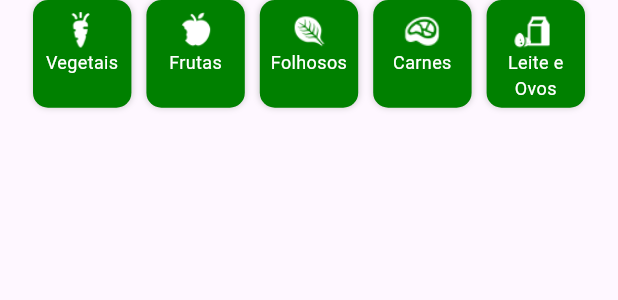
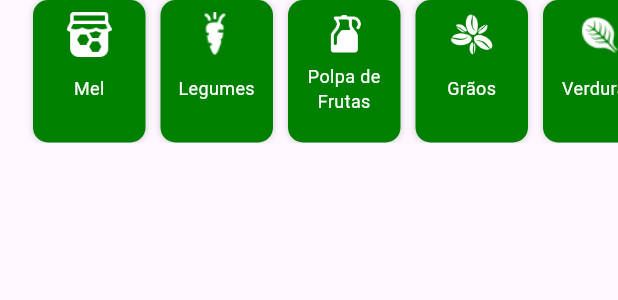
Before and after one commit to wellington067/assim-app-comercio-consumidor, a Flutter app: the CategoryMenuList widget shown alone on an empty page, opened directly, on a phone screen of 412 x 824 dp. Shown: the top 300 px of the screen. Run offline on Flutter 3.47's test engine with Material 3 defaults, Android fonts, the phone set to English and light mode, and no system bars; our stand-ins replace bot_toast, brasil_fields, device_preview, dio, flutter_local_notifications, flutter_secure_storage and 7 more; missing offline and left inert: rate_my_app; accounts and stored records are empty; network calls fail; statements that could not run were skipped.

Commit message:
refactor: component category menu corrigido.

```diff
--- a/lib/assets/index.dart
+++ b/lib/assets/index.dart
@@ -7,6 +7,12 @@ class Assets {
   //**IMAGES */
   static const String logo = 'lib/assets/images/logo_lmts.png';
   static const String vegetais = 'lib/assets/images/Carrot.png';
+  static const String beneficiados = 'lib/assets/images/beneficiados.png';
+  static const String mel = 'lib/assets/images/mel.png';
+  static const String polpa = 'lib/assets/images/polpa.png';
+  static const String raizes = 'lib/assets/images/raizes.png';
+  static const String medicinal = 'lib/assets/images/medicinal.png';
+  static const String graos = 'lib/assets/images/grao.png';
   static const String frutas = 'lib/assets/images/Bitten Apple.png';
   static const String folhosos = 'lib/assets/images/Spinach.png';
   static const String carnes = 'lib/assets/images/Meat.png';
--- a/lib/components/buttons/category_menu.dart
+++ b/lib/components/buttons/category_menu.dart
@@ -20,7 +20,7 @@ class CategoryMenu extends StatelessWidget {
         Navigator.pushNamed(context, Screens.home);
       },
       child: Container(
-        width: 64,
+        width: 75,
         height: 70,
         decoration: BoxDecoration(
           color: kDetailColor,
@@ -43,10 +43,17 @@ class CategoryMenu extends StatelessWidget {
               child: Image.asset(
                 assetPath,
                 fit: BoxFit.cover,
-                height: 25,
+                height: 30,
                 color: Colors.white,
               ),
             ),
+            if (categoryName != "Plantas/Ervas Medicinais" &&
+                categoryName != "Polpa de Frutas" &&
+                categoryName != "Produtos Beneficiados")
+              const Padding(padding: EdgeInsets.only(top: 12.0)),
+            if (categoryName == "Polpa de Frutas" ||
+                categoryName == "Produtos Beneficiados")
+              const Padding(padding: EdgeInsets.only(top: 4.0)),
             Text(
               categoryName,
               textAlign: TextAlign.center,
@@ -68,29 +75,35 @@ class CategoryMenuList extends StatelessWidget {
   @override
   Widget build(BuildContext context) {
     final List<Map<String, String>> categories = [
-      {"categoryName": "Vegetais", "assetPath": Assets.vegetais},
+      {"categoryName": "Mel", "assetPath": Assets.mel},
+      {"categoryName": "Legumes", "assetPath": Assets.vegetais},
+      {"categoryName": "Polpa de Frutas", "assetPath": Assets.polpa},
+      {"categoryName": "Grãos", "assetPath": Assets.graos},
+      {"categoryName": "Verduras", "assetPath": Assets.folhosos},
+      {"categoryName": "Raízes", "assetPath": Assets.raizes},
       {"categoryName": "Frutas", "assetPath": Assets.frutas},
-      {"categoryName": "Folhosos", "assetPath": Assets.folhosos},
-      {"categoryName": "Carnes", "assetPath": Assets.carnes},
-      {"categoryName": "Leite e Ovos", "assetPath": Assets.leiteOvos},
+      {
+        "categoryName": "Produtos Beneficiados",
+        "assetPath": Assets.beneficiados
+      },
+      {
+        "categoryName": "Plantas/Ervas Medicinais",
+        "assetPath": Assets.medicinal
+      },
     ];
 
-    return Padding(
-      padding: const EdgeInsets.symmetric(horizontal: 22.0),
-      child: GridView.builder(
-        shrinkWrap: true,
-        physics: const NeverScrollableScrollPhysics(),
-        gridDelegate: const SliverGridDelegateWithFixedCrossAxisCount(
-          crossAxisCount: 5,
-          crossAxisSpacing: 10,
-          mainAxisSpacing: 10,
-          childAspectRatio: (64 / 70),
-        ),
+    return SizedBox(
+      height: 95,
+      child: ListView.builder(
+        scrollDirection: Axis.horizontal,
         itemCount: categories.length,
         itemBuilder: (context, index) {
-          return CategoryMenu(
-            categoryName: categories[index]["categoryName"]!,
-            assetPath: categories[index]["assetPath"]!,
+          return Padding(
+            padding: EdgeInsets.only(left: index == 0 ? 22.0 : 0, right: 10.0),
+            child: CategoryMenu(
+              categoryName: categories[index]["categoryName"]!,
+              assetPath: categories[index]["assetPath"]!,
+            ),
           );
         },
       ),
--- a/lib/components/forms/custom_order.dart
+++ b/lib/components/forms/custom_order.dart
@@ -1,4 +1,3 @@
-import 'package:ecommerceassim/shared/components/dialogs/deleted_order.dart';
 import 'package:ecommerceassim/shared/constants/app_enums.dart';
 import 'package:flutter/material.dart';
 import 'package:ecommerceassim/components/utils/horizontal_spacer_box.dart';
```
Also changed, not shown: lib/assets/images/beneficiados.png (added), lib/assets/images/grao.png (added), lib/assets/images/graos.png (added), lib/assets/images/medicinal.png (added), lib/assets/images/mel.png (added), lib/assets/images/polpa.png (added), lib/assets/images/raizes.png (added).
